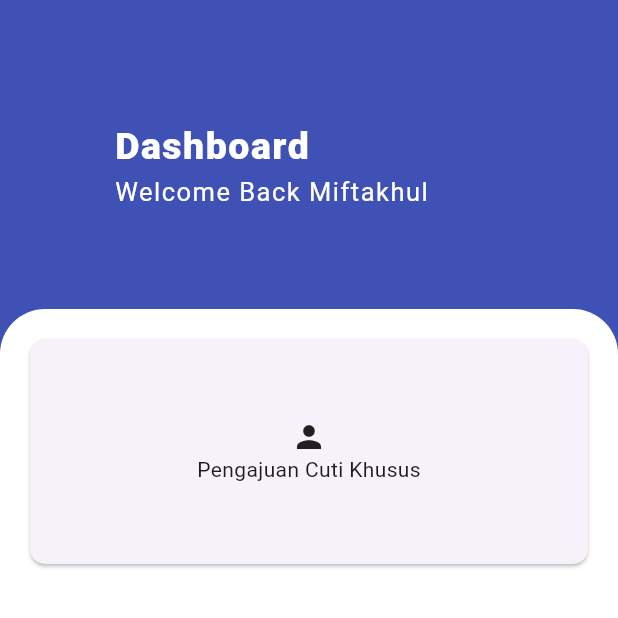
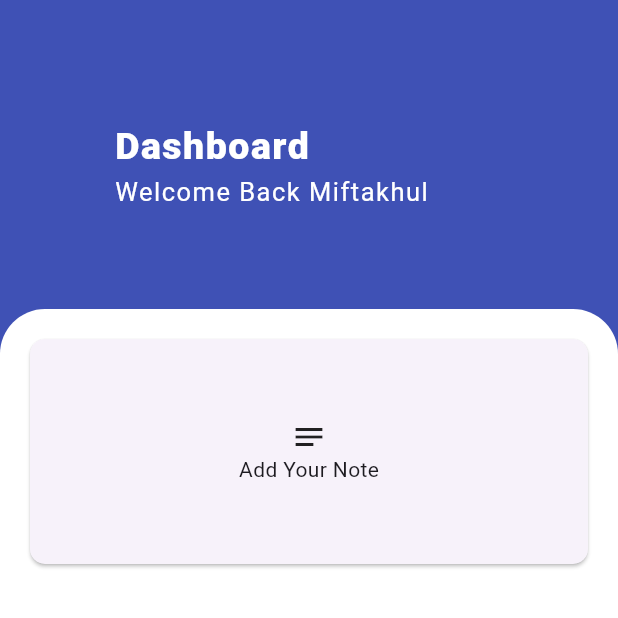
Before and after one commit to miftakhuljannahh/uas-mobile_miftakhul-jannah-21670066, a Flutter app: the HomePage screen opened directly, on a phone screen of 412 x 824 dp, the top half of it. Run offline on Flutter 3.47's test engine with Material 3 defaults, Android fonts, the phone set to English and light mode, and no system bars; our stand-ins replace supabase_flutter; accounts and stored records are empty.

Commit message:
change home

```diff
--- a/lib/homepage.dart
+++ b/lib/homepage.dart
@@ -136,9 +136,9 @@ class HomePageState extends State<HomePage> {
                             child: Column(
                               mainAxisSize: MainAxisSize.min,
                               children: const <Widget>[
-                                Icon(Icons.person), // Contoh widget dalam card
+                                Icon(Icons.notes), // Contoh widget dalam card
                                 Text(
-                                    'Pengajuan Cuti Khusus'), // Contoh widget dalam card
+                                    'Add Your Note'), // Contoh widget dalam card
                               ],
                             ),
                           ),
```
